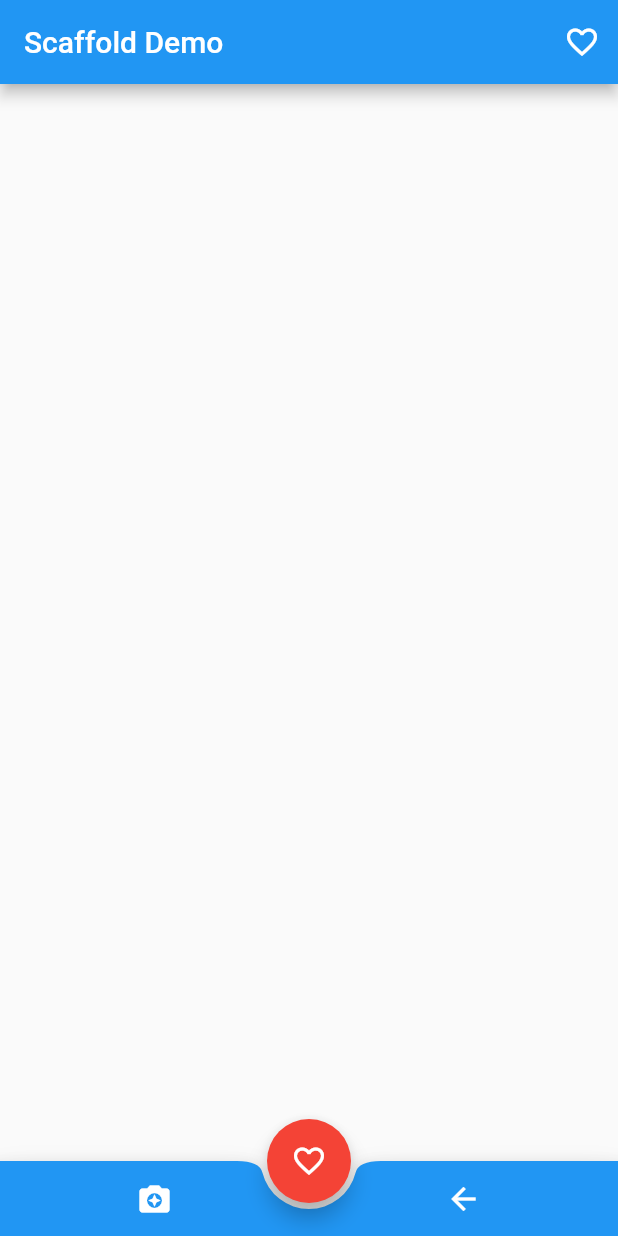
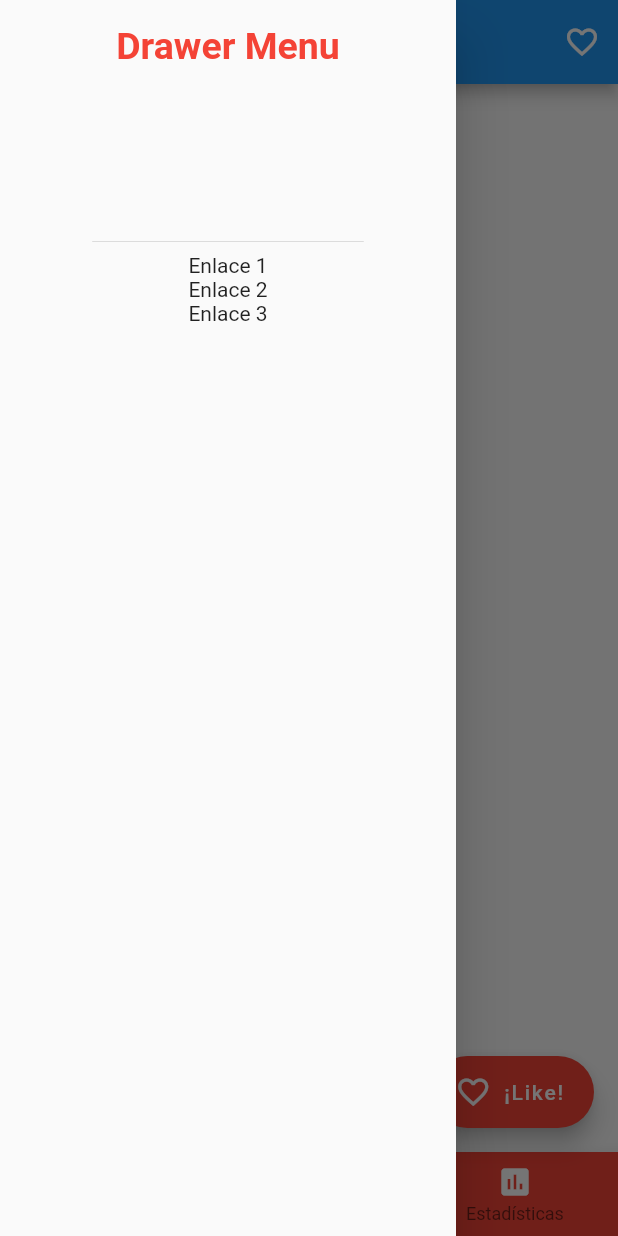
Before and after one commit to jhhumanes/flutter_lab, a Flutter app: the screen it shows after launch, with the side drawer open (before the commit the screen has no drawer), on a phone screen of 412 x 824 dp. Run offline on Flutter 3.47's test engine with Material 2 defaults, Android fonts, the phone set to English and light mode, and no system bars.

Commit message:
Drawer y BottomNavigationBar.

```diff
--- a/lib/examples/demo1/ui/demo_1.dart
+++ b/lib/examples/demo1/ui/demo_1.dart
@@ -21,6 +21,8 @@ class Demo1Page extends StatefulWidget {
 class _ScaffoldPageState extends State<Demo1Page> {
   bool _actionPressed = false;
   Icon _actionIcon = _unpressedIcon;
+  int _elementoSeleccionado = 0;
+  String _textoAVisualizar = '0: Inicio';
 
   @override
   Widget build(BuildContext context) {
@@ -34,37 +36,85 @@ class _ScaffoldPageState extends State<Demo1Page> {
           ),
         ],
       ),
-      floatingActionButton: FloatingActionButton(
+      drawer: Drawer(
+        child: Column(
+          children: const [
+            DrawerHeader(
+              child: Text(
+                'Drawer Menu',
+                style: TextStyle(
+                  color: Colors.red,
+                  fontSize: 25,
+                  fontWeight: FontWeight.bold,
+                ),
+              ),
+            ),
+            Text("Enlace 1"),
+            Text("Enlace 2"),
+            Text("Enlace 3"),
+          ],
+        ),
+      ),
+      body: Center(
+        child: Column(
+          mainAxisAlignment: MainAxisAlignment.center,
+          children: [
+            Text(
+              _textoAVisualizar,
+              style: const TextStyle(fontSize: 30, fontWeight: FontWeight.bold),
+            ),
+          ],
+        ),
+      ),
+      // floatingActionButton: FloatingActionButton(
+      //   onPressed: () => {_onAction()},
+      //   backgroundColor: Colors.red,
+      //   child: _actionIcon,
+      // ),
+      floatingActionButton: FloatingActionButton.extended(
         onPressed: () => {_onAction()},
         backgroundColor: Colors.red,
-        child: _actionIcon,
+        icon: _actionIcon,
+        label: const Text('¡Like!'),
       ),
-      // floatingActionButton: FloatingActionButton.extended(
-      //   onPressed: () => {_onAction()},
-      //   backgroundColor: Colors.red,
-      //   icon: _actionIcon,
-      //   label: const Text('¡Like!'),
+      // floatingActionButtonLocation: FloatingActionButtonLocation.centerDocked,
+      // bottomNavigationBar: BottomAppBar(
+      //   color: Colors.blue,
+      //   shape: const CircularNotchedRectangle(),
+      //   child: SizedBox(
+      //     height: 50,
+      //     child: Row(
+      //       mainAxisAlignment: MainAxisAlignment.spaceAround,
+      //       children: const [
+      //         IconButton(
+      //           onPressed: null,
+      //           icon: Icon(Icons.camera_enhance, color: Colors.white),
+      //         ),
+      //         IconButton(
+      //           onPressed: null,
+      //           icon: Icon(Icons.arrow_back, color: Colors.white),
+      //         ),
+      //       ],
+      //     ),
+      //   ),
       // ),
-      floatingActionButtonLocation: FloatingActionButtonLocation.centerDocked,
-      bottomNavigationBar: BottomAppBar(
-        color: Colors.blue,
-        shape: const CircularNotchedRectangle(),
-        child: SizedBox(
-          height: 50,
-          child: Row(
-            mainAxisAlignment: MainAxisAlignment.spaceAround,
-            children: const [
-              IconButton(
-                onPressed: null,
-                icon: Icon(Icons.camera_enhance, color: Colors.white),
-              ),
-              IconButton(
-                onPressed: null,
-                icon: Icon(Icons.arrow_back, color: Colors.white),
-              ),
-            ],
+      bottomNavigationBar: BottomNavigationBar(
+        backgroundColor: Colors.red,
+        items: const [
+          BottomNavigationBarItem(
+            icon: Icon(Icons.home, color: Colors.white),
+            label: 'Inicio',
           ),
-        ),
+          BottomNavigationBarItem(
+            icon: Icon(Icons.supervised_user_circle, color: Colors.white),
+            label: 'Mi cuenta',
+          ),
+          BottomNavigationBarItem(
+              icon: Icon(Icons.assessment, color: Colors.white),
+              label: 'Estadísticas'),
+        ],
+        currentIndex: _elementoSeleccionado,
+        onTap: _itemPulsado,
       ),
     );
   }
@@ -80,4 +130,21 @@ class _ScaffoldPageState extends State<Demo1Page> {
       }
     });
   }
+
+  void _itemPulsado(int index) {
+    setState(() {
+      _elementoSeleccionado = index;
+      switch (_elementoSeleccionado) {
+        case 0:
+          _textoAVisualizar = '$_elementoSeleccionado: Inicio';
+          break;
+        case 1:
+          _textoAVisualizar = '$_elementoSeleccionado: Mi cuenta';
+          break;
+        case 2:
+          _textoAVisualizar = '$_elementoSeleccionado: Estadísticas';
+          break;
+      }
+    });
+  }
 }
```
